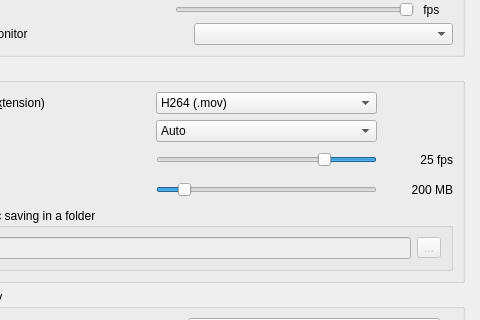
This is src/UserPreferencesDialog.ui in markus-wa/glmixer-mirror as Qt 5 draws it before an edit; both pictures show x 178 to 658 and y 104 to 424 of the 658 by 624 pixel window. The edited form follows.
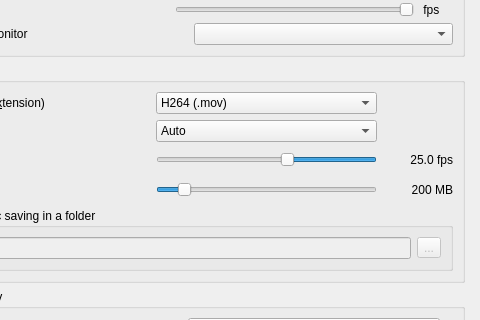
This is the edited form. The open tabs and pages were chosen to show the change. Icons and pictures are not drawn. Custom widgets are drawn as their Qt base class.

Commit message: Implementation of a list of valid recording frame rates (60fps, 50, 30, etc. down to 2 or 1 fps) and improvement of recording timing. Improvement of the user preference to display values of frame rate.

Diff of the .ui file:
```diff
--- a/src/UserPreferencesDialog.ui
+++ b/src/UserPreferencesDialog.ui
@@ -1159,13 +1159,16 @@
                    <string>Target frame rate for video recording</string>
                   </property>
                   <property name="minimum">
-                   <number>33</number>
+                   <number>0</number>
                   </property>
                   <property name="maximum">
-                   <number>65</number>
+                   <number>10</number>
+                  </property>
+                  <property name="pageStep">
+                   <number>5</number>
                   </property>
                   <property name="value">
-                   <number>40</number>
+                   <number>4</number>
                   </property>
                   <property name="orientation">
                    <enum>Qt::Horizontal</enum>
@@ -1184,7 +1187,7 @@
                    <string>Recording frequency</string>
                   </property>
                   <property name="text">
-                   <string notr="true">25 fps</string>
+                   <string notr="true">25.0 fps</string>
                   </property>
                   <property name="alignment">
                    <set>Qt::AlignRight|Qt::AlignTrailing|Qt::AlignVCenter</set>
```
Left out of the diff: 6 changed lines with no effect on the pictures. The commit also changes 4 other files.
